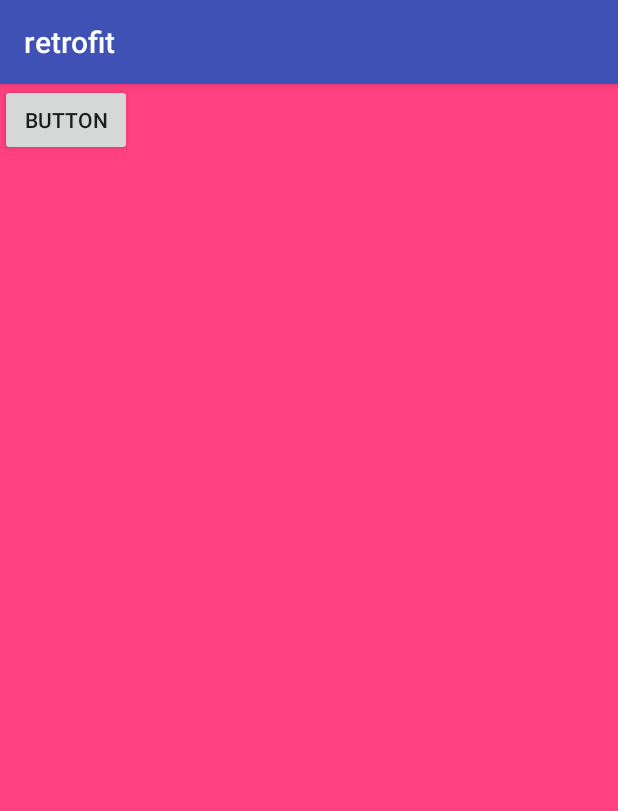
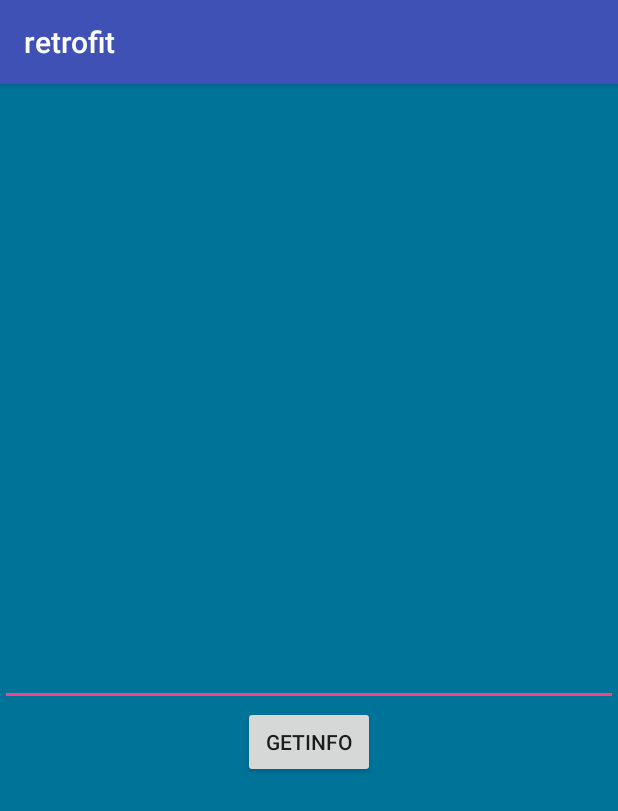
Before and after one commit to tushar-khan/Android-project, an Android app: the screen it shows after launch (MainActivity), on a phone screen of 412 x 824 dp. Shown: the top 811 px of the screen. Run offline under Robolectric (Android 15) with nearby library versions, the phone set to English and light mode, and no system bars.

Commit message:
upadated retrofit

```diff
--- a/retrofit/app/build.gradle
+++ b/retrofit/app/build.gradle
@@ -22,6 +22,7 @@ dependencies {
     implementation fileTree(dir: 'libs', include: ['*.jar'])
     implementation 'com.android.support:appcompat-v7:28.0.0-rc01'
     implementation 'com.android.support.constraint:constraint-layout:1.1.2'
+    implementation 'com.android.support:support-v4:28.0.0-rc01'
     testImplementation 'junit:junit:4.12'
     androidTestImplementation 'com.android.support.test:runner:1.0.2'
     androidTestImplementation 'com.android.support.test.espresso:espresso-core:3.0.2'
--- a/retrofit/app/src/main/java/com/example/tusharkhan/retrofit/Api.java
+++ b/retrofit/app/src/main/java/com/example/tusharkhan/retrofit/Api.java
@@ -1,11 +1,15 @@
 package com.example.tusharkhan.retrofit;
+import android.widget.EditText;
+
 import java.util.List;
 
 import retrofit2.Call;
 import retrofit2.http.GET;
+import retrofit2.http.Path;
+import retrofit2.http.Query;
 
 public interface Api {
-    String BASE_URL = "https://api.github.com/users/";
-    @GET("tushar-khan")
-    Call<hero>getHeroes();
+    String BASE_URL = "https://api.github.com/";
+    @GET("users/{UserId}")
+    Call<hero>getHeroes(@Path("UserId") String login);
 }
--- a/retrofit/app/src/main/java/com/example/tusharkhan/retrofit/MainActivity.java
+++ b/retrofit/app/src/main/java/com/example/tusharkhan/retrofit/MainActivity.java
@@ -3,8 +3,12 @@ package com.example.tusharkhan.retrofit;
 import android.support.v7.app.AppCompatActivity;
 import android.os.Bundle;
 import android.util.Log;
+import android.view.View;
 import android.widget.ArrayAdapter;
+import android.widget.Button;
+import android.widget.EditText;
 import android.widget.ListView;
+import android.widget.TextView;
 import android.widget.Toast;
 
 import java.util.List;
@@ -16,29 +20,50 @@ import retrofit2.Retrofit;
 import retrofit2.converter.gson.GsonConverterFactory;
 
 public class MainActivity extends AppCompatActivity {
-
+   // ListView listView;
+    TextView tv;
+    Button btn;
+    EditText et;
     @Override
     protected void onCreate(Bundle savedInstanceState) {
         super.onCreate(savedInstanceState);
         setContentView(R.layout.activity_main);
+    //   listView = findViewById(R.id.listView);
+       et=findViewById(R.id.editText1);
+       btn=findViewById(R.id.getinfo);
+       tv=findViewById(R.id.text);
+       btn.setOnClickListener(new View.OnClickListener() {
+           @Override
+           public void onClick(View view) {
+               String s=et.getText().toString();
+               getHeroes(s);
+           }
+       });
 
-        final ListView listView = findViewById(R.id.listView);
+
+
+    }
+    public void getHeroes(String s)
+    {
     Retrofit retrofit = new Retrofit.Builder()
             .baseUrl(Api.BASE_URL)
             .addConverterFactory(GsonConverterFactory.create())
             .build();
-
+//String s="tushar-khan";
     Api api = retrofit.create(Api.class);
-        Call<hero> call = api.getHeroes();
+    Call<hero> call = api.getHeroes(s);
 
         call.enqueue(new Callback<hero>() {
         @Override
         public void onResponse(Call<hero> call, Response<hero> response) {
             hero heroes = response.body();
-                String[] s = new String[2];
-                s[0] = heroes.getId().toString();
-                s[1]= heroes.getPublicRepos().toString();
-                listView.setAdapter(new ArrayAdapter<String>(getApplicationContext(), android.R.layout.simple_list_item_1, s));
+            tv.setText(heroes.getLogin());
+            tv.setText(heroes.getId().toString());
+            tv.setText(heroes.getPublicRepos().toString());
+         //  String[] s1 = new String[2];
+         //  s1[0] = heroes.getId().toString();
+         //  s[1]= heroes.getPublicRepos().toString();
+          //  listView.setAdapter(new ArrayAdapter<String>(getApplicationContext(), android.R.layout.simple_list_item_1, s1));
         }
 
         @Override
@@ -46,6 +71,5 @@ public class MainActivity extends AppCompatActivity {
 
         }
     });
-
     }
 }
--- a/retrofit/app/src/main/res/layout/activity_main.xml
+++ b/retrofit/app/src/main/res/layout/activity_main.xml
@@ -5,24 +5,40 @@
     android:layout_width="match_parent"
     android:layout_height="match_parent"
     tools:context=".MainActivity"
-    android:background="@color/colorAccent">
+    >
 
-    <ListView
-        android:id="@+id/listView"
-        android:layout_width="wrap_content"
-        android:layout_height="wrap_content"
+    <LinearLayout
+        android:layout_width="match_parent"
+        android:layout_height="match_parent"
+        android:background="#007399"
+        android:gravity="center"
+        android:orientation="vertical"
+      >
 
-        android:textAlignment="center"
+        <TextView
+            android:id="@+id/text"
+            android:layout_width="wrap_content"
+            android:layout_marginBottom="30dp"
 
-        >
+            android:layout_height="wrap_content"
+            android:textSize="25dp" />
 
-    </ListView>
+        <EditText
+            android:id="@+id/editText1"
+            android:layout_width="match_parent"
+            android:layout_height="wrap_content"
+            android:ems="10"
+            android:inputType="textPersonName" />
 
-    <Button
-        android:id="@+id/button"
-        android:layout_width="wrap_content"
-        android:layout_height="wrap_content"
-        android:text="Button"
-        tools:layout_editor_absoluteX="16dp"
-        tools:layout_editor_absoluteY="79dp" />
+        <Button
+            android:id="@+id/getinfo"
+            android:layout_width="wrap_content"
+            android:layout_height="wrap_content"
+            android:text="Getinfo" />
+
+    </LinearLayout>
+
+
+
+
 </android.support.constraint.ConstraintLayout>
--- a/retrofit/app/src/main/res/values/strings.xml
+++ b/retrofit/app/src/main/res/values/strings.xml
@@ -1,3 +1,6 @@
 <resources>
     <string name="app_name">retrofit</string>
+
+    <!-- TODO: Remove or change this placeholder text -->
+    <string name="hello_blank_fragment">Hello blank fragment</string>
 </resources>
```
Lines whose indentation alone changed are shown as unchanged.
